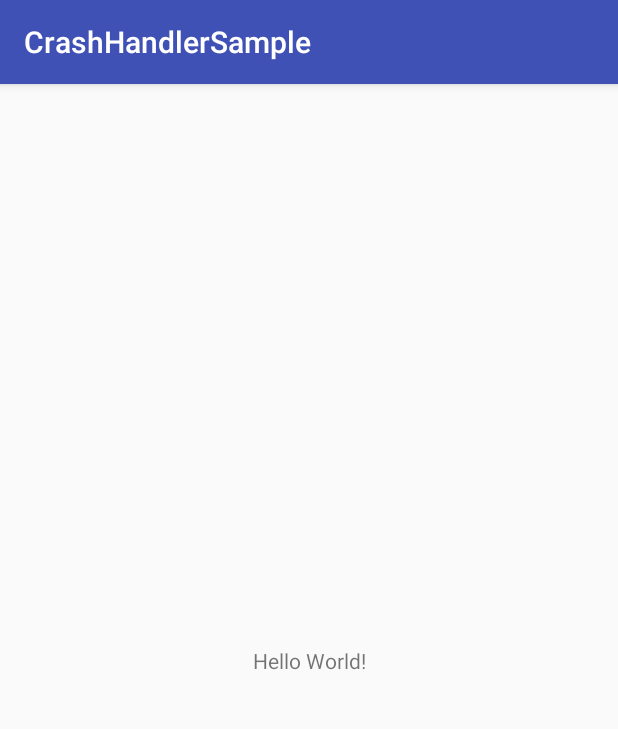
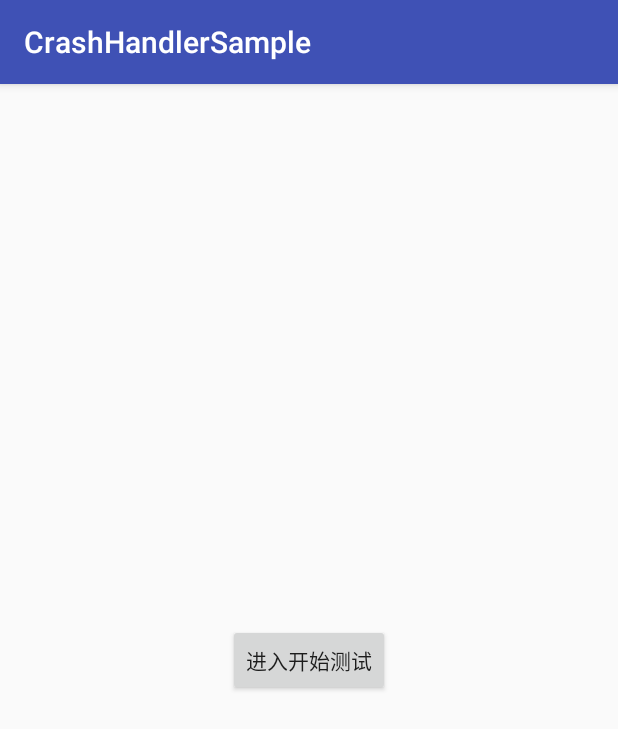
Before and after one commit to pdliugithub/CrashSample, an Android app: the screen it shows after launch (MainActivity), on a phone screen of 412 x 824 dp. Shown: the top 729 px of the screen. Run offline under Robolectric (Android 15) with nearby library versions, the phone set to English and light mode, and no system bars.

Commit message:
README.md

```diff
--- a/app/src/main/java/com/rossia/life/crashhandlersample/MainActivity.java
+++ b/app/src/main/java/com/rossia/life/crashhandlersample/MainActivity.java
@@ -21,7 +21,7 @@ public class MainActivity extends AppCompatActivity {
         setContentView(R.layout.activity_main);
     }
 
-    public void start(View view){
+    public void start(View view) {
         CrashHandler.getInstance().startHandler(this);
         CrashHandler.getInstance().setDebug(true);
         startActivity(new Intent(this, CrashActivity.class));
--- a/app/src/main/res/layout/activity_main.xml
+++ b/app/src/main/res/layout/activity_main.xml
@@ -6,10 +6,10 @@
     android:layout_height="match_parent"
     tools:context="com.rossia.life.crashhandlersample.MainActivity">
 
-    <TextView
+    <Button
         android:layout_width="wrap_content"
         android:layout_height="wrap_content"
-        android:text="Hello World!"
+        android:text="进入开始测试"
         app:layout_constraintBottom_toBottomOf="parent"
         app:layout_constraintLeft_toLeftOf="parent"
         android:onClick="start"
```
